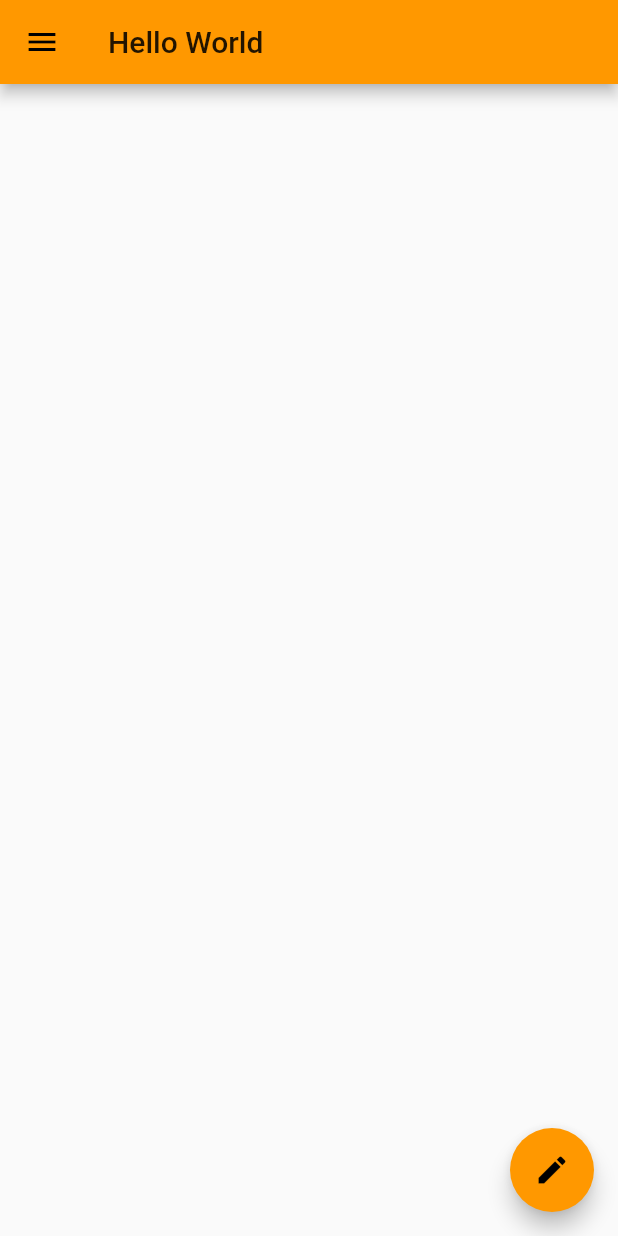
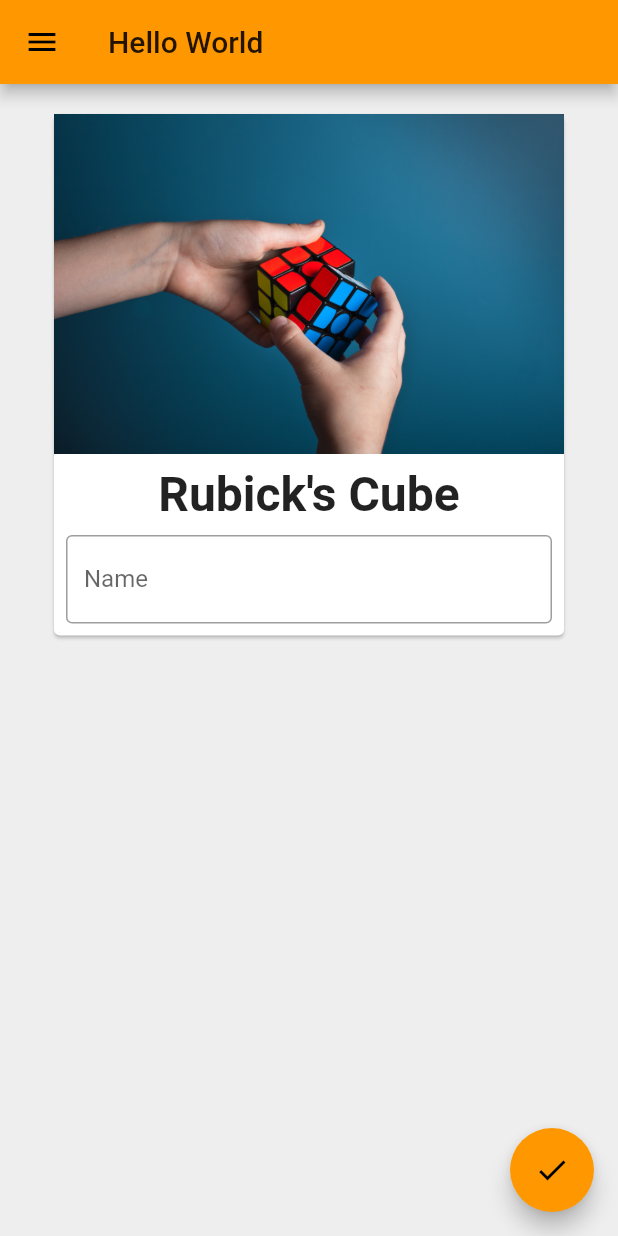
Before and after one commit to hayat-tamboli/flutter-first-steps, a Flutter app: the screen it shows after launch, on a phone screen of 412 x 824 dp. Run offline on Flutter 3.47's test engine with Material 2 defaults, Android fonts, the phone set to English and light mode, and no system bars.

```diff
--- a/lib/main.dart
+++ b/lib/main.dart
@@ -11,16 +11,60 @@ void main() {
   ));
 }
 
-class HomePage extends StatelessWidget {
+class HomePage extends StatefulWidget {
+  @override
+  _HomePageState createState() => _HomePageState();
+}
+
+class _HomePageState extends State<HomePage> {
+  TextEditingController _nameController = TextEditingController();
+  var myText = "Rubick's Cube";
+  @override
+  void initState() {
+    super.initState();
+  }
+
   @override
   Widget build(BuildContext context) {
     return Scaffold(
+      backgroundColor: Colors.grey[200],
       appBar: AppBar(
         title: Text("Hello World"),
       ),
       body: Padding(
         padding: const EdgeInsets.fromLTRB(16, 0, 16, 0),
-        child: Container(),
+        child: SingleChildScrollView(
+          child: Padding(
+            padding: const EdgeInsets.all(16.0),
+            child: Card(
+                child: Column(
+              children: [
+                Image.asset(
+                  "assets/cube.jpg",
+                  fit: BoxFit.cover,
+                ),
+                Padding(
+                  padding: const EdgeInsets.only(top: 8.0),
+                  child: Text(
+                    myText,
+                    style: TextStyle(fontSize: 32, fontWeight: FontWeight.bold),
+                  ),
+                ),
+                Padding(
+                    padding: const EdgeInsets.all(8.0),
+                    child: TextField(
+                      // keyboardType: TextInputType.number,
+                      // obscureText: true,
+                      controller: _nameController,
+                      decoration: InputDecoration(
+                          hintText: "Jhon doe",
+                          labelText: "Name",
+                          border: OutlineInputBorder()),
+                    ))
+              ],
+            )),
+          ),
+        ),
       ),
       drawer: Drawer(
         child: ListView(
@@ -65,8 +109,13 @@ class HomePage extends StatelessWidget {
         ),
       ),
       floatingActionButton: FloatingActionButton(
-        onPressed: () {},
-        child: Icon(Icons.edit),
+        onPressed: () {
+          myText = _nameController.text;
+          setState(() {
+
+          });
+        },
+        child: Icon(Icons.check),
       ),
     );
   }
```
Also changed, not shown: pubspec.yaml (+3 -8 lines), assets/cube.jpg (added).
